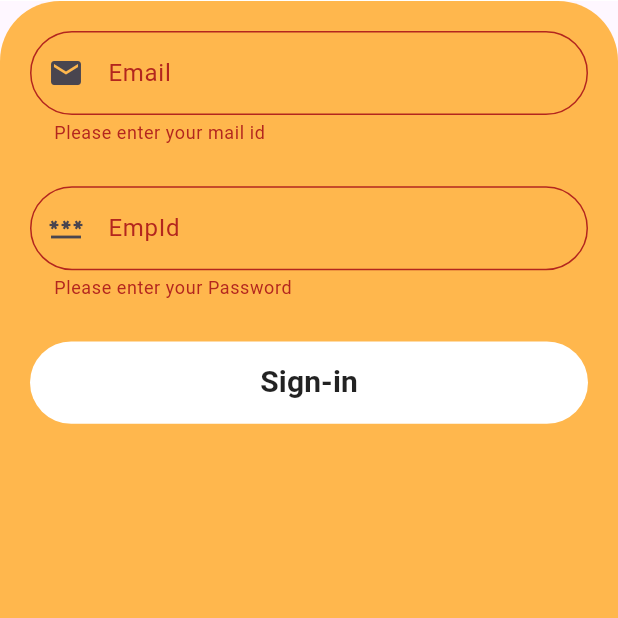
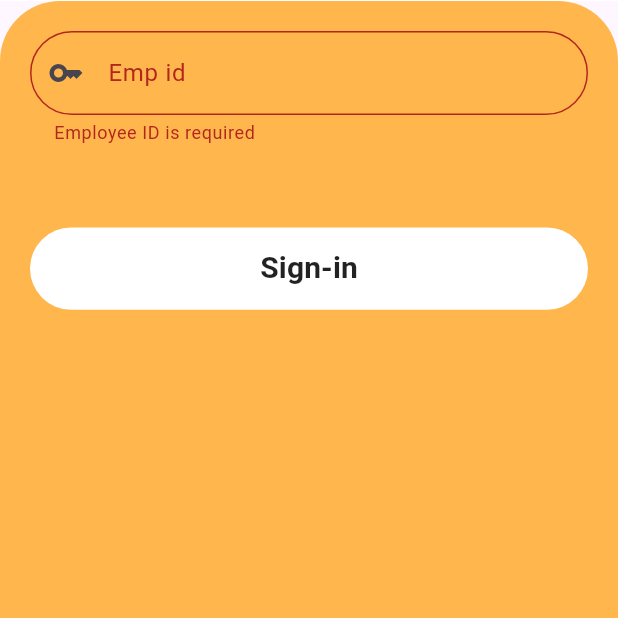
Before and after one commit to VINISTAN/attendloc, a Flutter app: the screen it shows after launch, scrolled down 274 dp, after a tap on "Sign-in", on a phone screen of 412 x 824 dp, the top half of it. Run offline on Flutter 3.47's test engine with Material 3 defaults, Android fonts, the phone set to English and light mode, and no system bars; our stand-ins replace geocoding, geolocator, hive, hive_flutter; missing offline and left inert: one_clock; accounts and stored records are empty.

```diff
--- a/lib/main.dart
+++ b/lib/main.dart
@@ -1,7 +1,10 @@
 import 'package:flutter/material.dart';
 import 'package:myapp/screens/login_screen.dart';
+import'package:hive_flutter/hive_flutter.dart';
 
-void main() {
+void main() async{
+  await Hive.initFlutter();
+  await Hive.openBox('locationBox');
   runApp(const MyApp());
 }
 
--- a/lib/screens/location_getter.dart
+++ b/lib/screens/location_getter.dart
@@ -2,6 +2,7 @@ import 'package:flutter/material.dart';
 import 'package:one_clock/one_clock.dart';
 import 'package:geolocator/geolocator.dart';
 import 'package:myapp/services/locationgetter_service.dart';
+import 'package:hive/hive.dart';
 
 class LocationDetector extends StatefulWidget {
   const LocationDetector({super.key});
@@ -28,13 +29,22 @@ class _LocationGetterState extends State<LocationGetter> {
   DateTime dateTime = DateTime.now();
   String currentAddress = 'Getting Location..';
   final LocationgetterService locationgetterService = LocationgetterService();
+  late Box locationBox;
 
   @override
   void initState() {
     super.initState();
     _setNewDateTime(dateTime);
-    getLocation();
+    _initializeHive();
     print('InitState current address: $currentAddress');
+  }
+  Future<void> _initializeHive () async {
+    locationBox = await Hive.openBox('locationBox');
+    await getLocation();
+  }
+  void saveLocation (String userCurrentAddress) {
+    locationBox.put(currentAddress, userCurrentAddress);
+    print('Location Saved : $userCurrentAddress');
   }
 
   Future<void> getLocation() async {
@@ -129,8 +139,12 @@ class _LocationGetterState extends State<LocationGetter> {
             Row(
               mainAxisAlignment: MainAxisAlignment.center,
               children: [
-                TextButton(onPressed: () {}, child: Text("Confirm")),
-                TextButton(onPressed: () {}, child: Text("Edit")),
+                TextButton(onPressed: () {
+                  saveLocation(currentAddress);
+                }, child: Text("Confirm")),
+                TextButton(onPressed: () {
+                  Navigator.pop(context);
+                }, child: Text("Edit")),
               ],
             )
           ],
--- a/lib/screens/login_screen.dart
+++ b/lib/screens/login_screen.dart
@@ -1,13 +1,51 @@
 import 'package:flutter/material.dart';
+import 'package:hive_flutter/hive_flutter.dart';
 import 'package:myapp/screens/location_getter.dart';
 import 'package:myapp/widgets/login_textfield.dart';
 
-class LoginScreen extends StatelessWidget {
+class LoginScreen extends StatefulWidget {
   LoginScreen({super.key});
 
-  final TextEditingController email_controller = TextEditingController();
-  final TextEditingController passwrd_controller = TextEditingController();
+  @override
+  State<LoginScreen> createState() => _LoginScreenState();
+}
+
+class _LoginScreenState extends State<LoginScreen> {
+  final TextEditingController empid_controller = TextEditingController();
+
   final GlobalKey<FormState> _formkey = GlobalKey<FormState>();
+
+  late Box employeeBox;
+
+  // Emp Id Validator
+  String? _validateEmployeeId(String? value) {
+    if (value == null || value.isEmpty) {
+      return 'Employee ID is required';
+    }
+    if (value.length != 5) {
+      return 'Employee ID must be exactly 5 digits long';
+    }
+    if (!RegExp(r'^\d{5}$').hasMatch(value)) {
+      return 'Employee ID must be a number';
+    }
+    return null;
+  }
+
+  //Save EmpId to Local Hive DB
+  void _saveEmpId(String id) {
+    employeeBox.put('EmployeeId', id);
+    print('inside save function : $id');
+  }
+
+  void initState() {
+    super.initState();
+    openHive();
+    employeeBox = Hive.box('employeeBox');
+    empid_controller.text = employeeBox.get('EmployeeId', defaultValue: '');
+  }
+  void openHive()async{
+    await Hive.openBox('employeeBox');
+  }
 
   @override
   Widget build(BuildContext context) {
@@ -28,13 +66,11 @@ class LoginScreen extends StatelessWidget {
             Container(
               height: myheight,
               width: mywidth,
-              decoration:  BoxDecoration(
+              decoration: BoxDecoration(
                   color: Colors.orange[300],
-                borderRadius: const BorderRadius.only(
-                  topRight: Radius.circular(40),
-                  topLeft: Radius.circular(40)
-                )
-              ),
+                  borderRadius: const BorderRadius.only(
+                      topRight: Radius.circular(40),
+                      topLeft: Radius.circular(40))),
               child: Center(
                 child: Padding(
                   padding: EdgeInsets.all(20),
@@ -43,33 +79,15 @@ class LoginScreen extends StatelessWidget {
                     child: Column(
                       children: [
                         LoginTextfieldMaterial(
-                          obscureText: false,
-                          hintText: 'exp@abc.com',
-                          labelText: "Email",
-                          icon: Icons.mail,
-                          controller: email_controller,
-                          validator: (Value) {
-                            if (Value == null || Value.isEmpty) {
-                              return "Please enter your mail id";
-                            }
-                            return null;
-                          },
-                        ),
+                            obscureText: false,
+                            hintText: '5 Digit Emp Id',
+                            labelText: "Emp id",
+                            icon: Icons.key,
+                            keyboardtype: TextInputType.number,
+                            controller: empid_controller,
+                            validator: _validateEmployeeId),
                         SizedBox(
                           height: myheight / 30,
-                        ),
-                        LoginTextfieldMaterial(
-                          obscureText: true,
-                          hintText: 'EmpId',
-                          labelText: "EmpId",
-                          icon: Icons.password,
-                          controller: passwrd_controller,
-                          validator: (Value) {
-                            if (Value == null || Value.isEmpty) {
-                              return "Please enter your Password";
-                            }
-                            return null;
-                          },
                         ),
                         SizedBox(
                           height: myheight / 30,
@@ -84,10 +102,15 @@ class LoginScreen extends StatelessWidget {
                             child: TextButton(
                                 onPressed: () {
                                   if (_formkey.currentState!.validate()) {
-                                    print(email_controller.text);
-
-                                  Navigator.push(context, MaterialPageRoute(builder: (context)=> LocationGetter()));
-                                }},
+                                    print(empid_controller.text);
+                                    _saveEmpId(empid_controller.text);
+                                    Navigator.push(
+                                        context,
+                                        MaterialPageRoute(
+                                            builder: (context) =>
+                                                LocationGetter()));
+                                  }
+                                },
                                 child: const Text(
                                   "Sign-in",
                                   style: TextStyle(
--- a/pubspec.yaml
+++ b/pubspec.yaml
@@ -39,6 +39,9 @@ dependencies:
   geolocator: ^12.0.0
   geocoding: ^3.0.0
   giffy_dialog: ^2.1.0
+  hive: ^2.2.3
+  hive_flutter: ^1.1.0
+  hive_generator: ^2.0.1
 
 dev_dependencies:
   flutter_test:
@@ -50,6 +53,7 @@ dev_dependencies:
   # package. See that file for information about deactivating specific lint
   # rules and activating additional ones.
   flutter_lints: ^4.0.0
+  build_runner: ^2.4.11
 
 # For information on the generic Dart part of this file, see the
 # following page: https://dart.dev/tools/pub/pubspec
```
Also changed, not shown: pubspec.lock.
